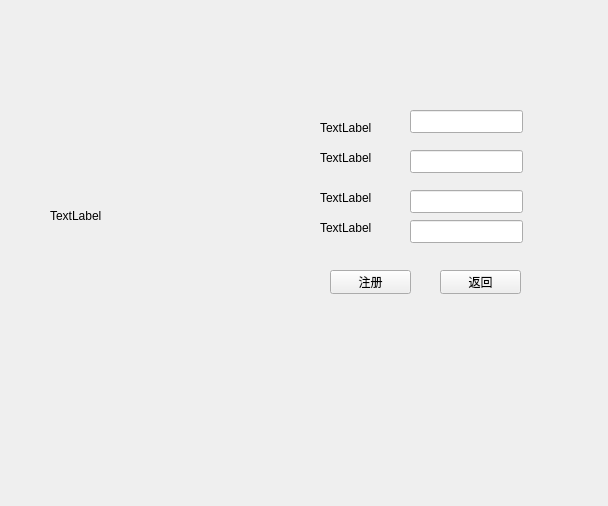
This is register.ui in belunch/book_manage_system as Qt 5 draws it before an edit. The edited form follows.
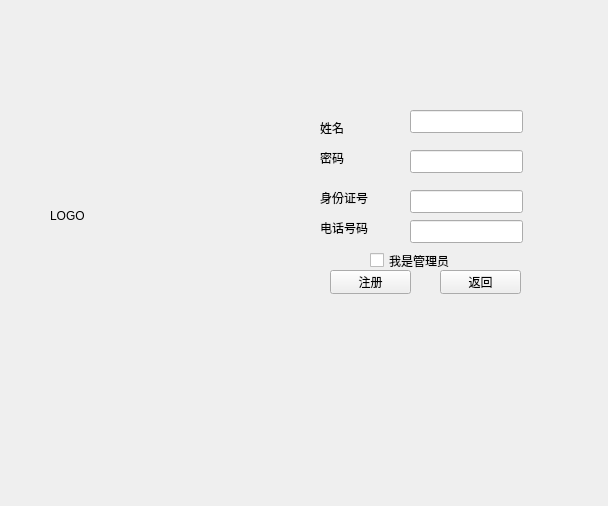
This is the edited form.

Patch:
```diff
--- a/register.ui
+++ b/register.ui
@@ -23,7 +23,7 @@
     </rect>
    </property>
    <property name="text">
-    <string>TextLabel</string>
+    <string>LOGO</string>
    </property>
   </widget>
   <widget class="QLabel" name="label_2">
@@ -36,7 +36,7 @@
     </rect>
    </property>
    <property name="text">
-    <string>TextLabel</string>
+    <string>姓名</string>
    </property>
   </widget>
   <widget class="QLabel" name="label_3">
@@ -49,7 +49,7 @@
     </rect>
    </property>
    <property name="text">
-    <string>TextLabel</string>
+    <string>密码</string>
    </property>
   </widget>
   <widget class="QLabel" name="label_4">
@@ -62,7 +62,7 @@
     </rect>
    </property>
    <property name="text">
-    <string>TextLabel</string>
+    <string>身份证号</string>
    </property>
   </widget>
   <widget class="QLabel" name="label_5">
@@ -75,7 +75,7 @@
     </rect>
    </property>
    <property name="text">
-    <string>TextLabel</string>
+    <string>电话号码</string>
    </property>
   </widget>
   <widget class="QLineEdit" name="lineEdit">
@@ -144,6 +144,19 @@
     <string>返回</string>
    </property>
   </widget>
+  <widget class="QCheckBox" name="checkBox_manager">
+   <property name="geometry">
+    <rect>
+     <x>370</x>
+     <y>250</y>
+     <width>80</width>
+     <height>21</height>
+    </rect>
+   </property>
+   <property name="text">
+    <string>我是管理员</string>
+   </property>
+  </widget>
  </widget>
  <resources/>
  <connections/>
```
Left out of the diff: 16 changed lines with no effect on the pictures.
